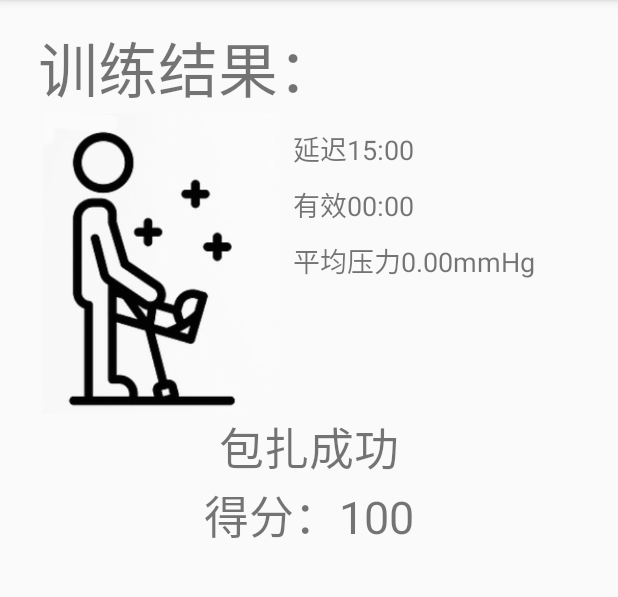
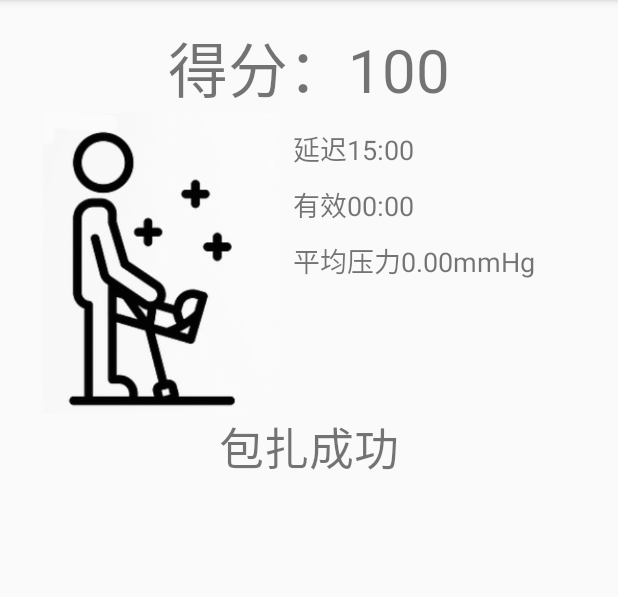
Before and after one commit to Pan-Fengli/MainApp, an Android app: the ResBind screen opened directly, with no data from a screen before it, on a phone screen of 412 x 824 dp, the part 84-681 px from its top. Run offline under Robolectric (Android 15) with nearby library versions, the phone set to English and light mode, and no system bars.

Commit message:
最新小要求

```diff
--- a/app/src/main/java/com/dalab/dalabapp/TrainingPages/ResBind.java
+++ b/app/src/main/java/com/dalab/dalabapp/TrainingPages/ResBind.java
@@ -14,7 +14,7 @@ import java.util.Locale;
 import androidx.appcompat.app.AppCompatActivity;
 
 public class ResBind extends AppCompatActivity {
-    TextView delayText, validText, averageText, resText, scoreText;
+    TextView delayText, validText, averageText, resText, scoreText, tmp1, tmp2;
     ImageView image;
     boolean broken;
     ImageView broken_image;
@@ -35,6 +35,8 @@ public class ResBind extends AppCompatActivity {
         image = findViewById(R.id.ResImage);
         broken_image=findViewById(R.id.broken_image);//这个其实需要根据我们训练的类型来改变，这里以左上肢为例。
         broken_image.setVisibility(View.INVISIBLE);
+        tmp1 = findViewById(R.id.loseBloodText);
+        tmp2 = findViewById(R.id.loose);
         // 获取计分相关项
         validTime = getIntent().getIntExtra("validTime", 0);
         delayTime = getIntent().getIntExtra("delayTime", 900000);
@@ -100,6 +102,8 @@ public class ResBind extends AppCompatActivity {
             }
         }
         scoreText.setText("得分：" + score);
+        tmp1.setVisibility(View.INVISIBLE);
+        tmp2.setVisibility(View.INVISIBLE);
     }
     private String getStringTime(int cnt) {
         int min = cnt / 60000;
--- a/app/src/main/res/layout/_res_page.xml
+++ b/app/src/main/res/layout/_res_page.xml
@@ -8,11 +8,13 @@
     android:padding="15dp"
     >
     <TextView
-        android:layout_width="wrap_content"
+        android:id="@+id/score"
+        android:layout_width="match_parent"
         android:layout_height="wrap_content"
-        android:text=" 训练结果："
         android:textSize="40sp"
-        />
+        android:text="score"
+        android:textAlignment="center"
+        android:gravity="center_horizontal" />
 <LinearLayout
     android:layout_width="match_parent"
     android:layout_height="200dp"
@@ -107,12 +109,4 @@
         android:text="result"
         android:textAlignment="center"
         android:gravity="center_horizontal" />
-    <TextView
-        android:id="@+id/score"
-        android:layout_width="match_parent"
-        android:layout_height="wrap_content"
-        android:textSize="30sp"
-        android:text="score"
-        android:textAlignment="center"
-        android:gravity="center_horizontal" />
 </LinearLayout>
```
Also changed, not shown: app/src/main/java/com/dalab/dalabapp/TrainingPages/ResHomeostasis.java (+5 -2 lines).
